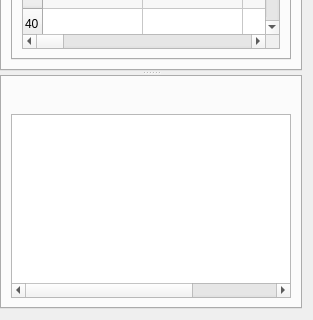
Qt form ui/KS57C2504.ui (azya52/BrickEmuPy) before a commit; both pictures show x 0 to 313 and y 351 to 671 of the 313 by 671 pixel window.
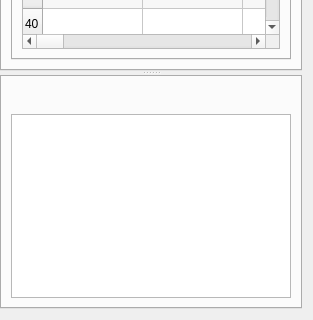
The same form after that commit. Icons and pictures are not drawn.

What changed in the file:
```diff
--- a/ui/KS57C2504.ui
+++ b/ui/KS57C2504.ui
@@ -2009,7 +2009,7 @@
          </layout>
         </item>
         <item>
-         <widget class="QTableWidget" name="listingTable">
+         <widget class="QTableView" name="listingTable">
           <property name="focusPolicy">
            <enum>Qt::NoFocus</enum>
           </property>
@@ -2025,9 +2025,6 @@
           <property name="showGrid">
            <bool>false</bool>
           </property>
-          <property name="columnCount">
-           <number>3</number>
-          </property>
           <property name="key" stdset="0">
            <string>LISTING</string>
           </property>
```
Left out of the diff: 7 changed lines with no effect on the pictures.
